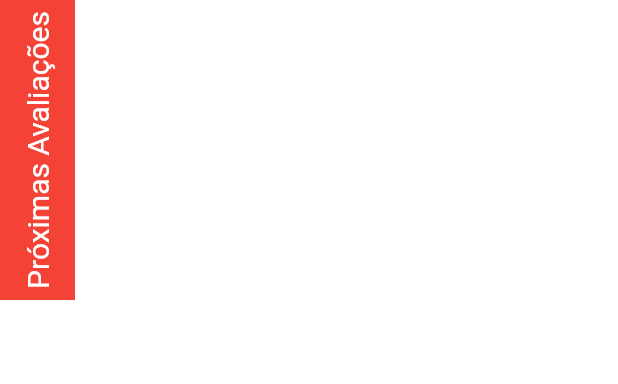
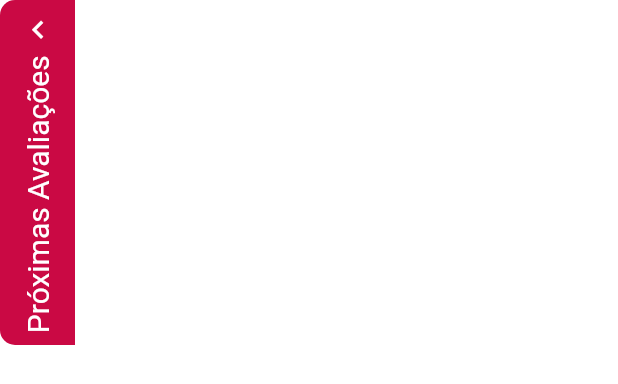
Before and after one commit to telmopanacas/ontrack_backoffice, a Flutter app: the AnimatedContainerExample widget shown alone on an empty page, opened directly, on a phone screen of 412 x 824 dp. Shown: the top 384 px of the screen. Run offline on Flutter 3.47's test engine with Material 2 defaults, Android fonts, the phone set to English and light mode, and no system bars; our stand-ins replace flutter_svg, google_fonts, table_calendar; network calls fail.

Commit message:
acabei o animated container das proximas avaliações

```diff
--- a/lib/pages/home/home_page_medium.dart
+++ b/lib/pages/home/home_page_medium.dart
@@ -5,7 +5,7 @@ import 'package:http/http.dart' as http;
 import 'package:intl/intl.dart';
 import 'package:ontrack_backoffice/services/api_requests.dart';
 import 'package:ontrack_backoffice/static/colors.dart';
-import 'package:ontrack_backoffice/widgets/animatedContainer.dart';
+import 'package:ontrack_backoffice/widgets/animated_containers/animatedContainer.dart';
 import 'package:ontrack_backoffice/widgets/api_data_widgets/api_data_helper.dart';
 import 'package:ontrack_backoffice/widgets/app_bar/app_bar.dart';
 import 'package:ontrack_backoffice/widgets/app_bar/drawer.dart';
@@ -38,7 +38,7 @@ class _HomePageMediumState extends State<HomePageMedium> {
     showDialog(
         context: context,
         builder: (context) => AlertDialog(
-          title: Text('Eventos e Avaliações para o dia ${DateFormat('dd/MM/yyyy').format(selectedDay)}'),
+          title: Text('Eventos e avaliações para o dia ${DateFormat('dd/MM/yyyy').format(selectedDay)}'),
           content: SingleChildScrollView(
             child: FutureBuilder(
               future: getEventosProfessorDiaX(selectedDay),
@@ -100,6 +100,7 @@ class _HomePageMediumState extends State<HomePageMedium> {
             children: [
               Column(
                 children: [
+                  SizedBox(height: 20,),
                   ExpansionTile(
                     shape: Border(),
                     title: Center(
@@ -121,7 +122,7 @@ class _HomePageMediumState extends State<HomePageMedium> {
                       )
                     ]
                   ),
-                  SizedBox(height: 20,),
+                  SizedBox(height: 80,),
 
                   ExpansionTile(
                     shape: Border(),
@@ -139,16 +140,17 @@ class _HomePageMediumState extends State<HomePageMedium> {
                     children: [
                       // Container de Eventos e Avaliações
                       Padding(
-                        padding: EdgeInsets.all(10.0),
+                        padding: EdgeInsets.fromLTRB(10, 10, 10, 40),
                         child: buildCalendario(),
                       ),
                     ]
                   ),
-              ],
-            ),
+                ],
+              ),
               Positioned(
                 right: 0,
-                top: 80,
+                // 78 para alinhar com as UCs
+                top: 78,
                 child: AnimatedContainerExample(),
               ),
             ],
--- a/lib/widgets/animatedContainer.dart
+++ /dev/null
@@ -1,41 +0,0 @@
-import 'package:flutter/material.dart';
-
-class AnimatedContainerExample extends StatefulWidget {
-  @override
-  _AnimatedContainerExampleState createState() => _AnimatedContainerExampleState();
-}
-
-class _AnimatedContainerExampleState extends State<AnimatedContainerExample> {
-  bool _isExpanded = false;
-
-  @override
-  Widget build(BuildContext context) {
-    return InkWell(
-      onTap: () {
-        setState(() {
-          _isExpanded = !_isExpanded;
-        });
-      },
-      child: AnimatedContainer(
-        duration: Duration(milliseconds: 500),
-        curve: Curves.easeInOut,
-        height: _isExpanded ? 300 : 200,
-        width: _isExpanded ? 300 : 50,
-        color: Colors.red,
-        child: RotatedBox(
-          quarterTurns: 3,
-          child: Center(
-            child: Text(
-              'Próximas Avaliações',
-              overflow: TextOverflow.ellipsis,
-              style: TextStyle(
-                color: Colors.white,
-                fontSize: 20,
-              ),
-            ),
-          ),
-        ),
-      ),
-    );
-  }
-}
--- /dev/null
+++ b/lib/widgets/animated_containers/animatedContainer.dart
@@ -0,0 +1,113 @@
+import 'package:flutter/material.dart';
+import 'package:ontrack_backoffice/services/api_requests.dart';
+import 'package:ontrack_backoffice/static/colors.dart';
+
+class AnimatedContainerExample extends StatefulWidget {
+  @override
+  _AnimatedContainerExampleState createState() => _AnimatedContainerExampleState();
+}
+
+class _AnimatedContainerExampleState extends State<AnimatedContainerExample> {
+  bool _isExpanded = false;
+  double _expanded_width = 350;
+  double _collapsed_width = 50;
+  double _expanded_height = 300;
+  double _collapsed_height = 230;
+
+  /*
+   *  É feito um Inkwell para termos a função onTap(), que vai alterar o estado
+   * da variável _isExpanded, que vai fazer com que o AnimatedContainer mude
+   * de tamanho.
+   * Depois temos o AnimatedContainer que tem uma Row com dois Containers.
+   * O primeiro Container é o que vai estar inicialmente visível e vai abrir o
+   * resto do AnimatedContainer.
+   * O segundo Container é o que vai estar inicialmente invisível e vai mostrar
+   * as avaliações.
+   */
+  @override
+  Widget build(BuildContext context) {
+    return InkWell(
+      onTap: () {
+        setState(() {
+          _isExpanded = !_isExpanded;
+        });
+      },
+      child: AnimatedContainer(
+        duration: Duration(milliseconds: 500),
+        curve: Curves.easeInOut,
+        height: _isExpanded ? _expanded_height : _collapsed_height,
+        width: _isExpanded ? _expanded_width : _collapsed_width,
+        child: Row(
+          children: [
+            Container(
+              decoration: BoxDecoration(
+                color: primary,
+                borderRadius: BorderRadius.only(
+                  topLeft: Radius.circular(10),
+                  bottomLeft: Radius.circular(10),
+                ),
+              ),
+              width: 50,
+              child: RotatedBox(
+                quarterTurns: 3,
+                child: Center(
+                  child: Row(
+                    mainAxisAlignment: MainAxisAlignment.center,
+                    children: [
+                      Text(
+                        'Próximas Avaliações',
+                        overflow: TextOverflow.ellipsis,
+                        style: TextStyle(
+                          color: Colors.white,
+                          fontSize: 20,
+                        ),
+                      ),
+                      SizedBox(width: 5,),
+                      Icon(
+                        _isExpanded ?
+                        Icons.keyboard_arrow_down_outlined:
+                        Icons.keyboard_arrow_up_outlined,
+                        color: Colors.white,)
+                    ],
+                  ),
+                ),
+              ),
+            ),
+            Expanded(
+              child: Container(
+                height: _isExpanded ? _expanded_height : 0,
+                width: _isExpanded ? _expanded_width : 0,
+                color: Colors.grey[50]!.withOpacity(0.8),
+                child: SingleChildScrollView(
+                  child: Padding(
+                    padding: const EdgeInsets.all(10.0),
+                    child: Column(
+                      children: [
+                        FutureBuilder(
+                          future: getEventosProfID(),
+                          builder: (context, snapshot) {
+                            if (snapshot.hasData) {
+                              return SingleChildScrollView(
+                                scrollDirection: Axis.vertical,
+                                child: Wrap(
+                                  alignment: WrapAlignment.start,
+                                  children: snapshot.data as List<Widget>,
+                                ),
+                              );
+                              } else {
+                                return Center(child: CircularProgressIndicator());
+                              }
+                           }
+                        )
+                      ]
+                    ),
+                  )
+                )
+              ),
+            ),
+          ],
+        ),
+      ),
+    );
+  }
+}
--- a/lib/widgets/api_data_widgets/api_data_helper.dart
+++ b/lib/widgets/api_data_widgets/api_data_helper.dart
@@ -94,7 +94,7 @@ Widget getEventoWidgetFromJSON(Map<String, dynamic> json, Color? corCartao){
       },
       child: Container(
         decoration: BoxDecoration(
-          color: corCartao!.withOpacity(0.8),
+          color: corCartao,
           borderRadius: BorderRadius.circular(5),
         ),
         width: double.infinity,
```
